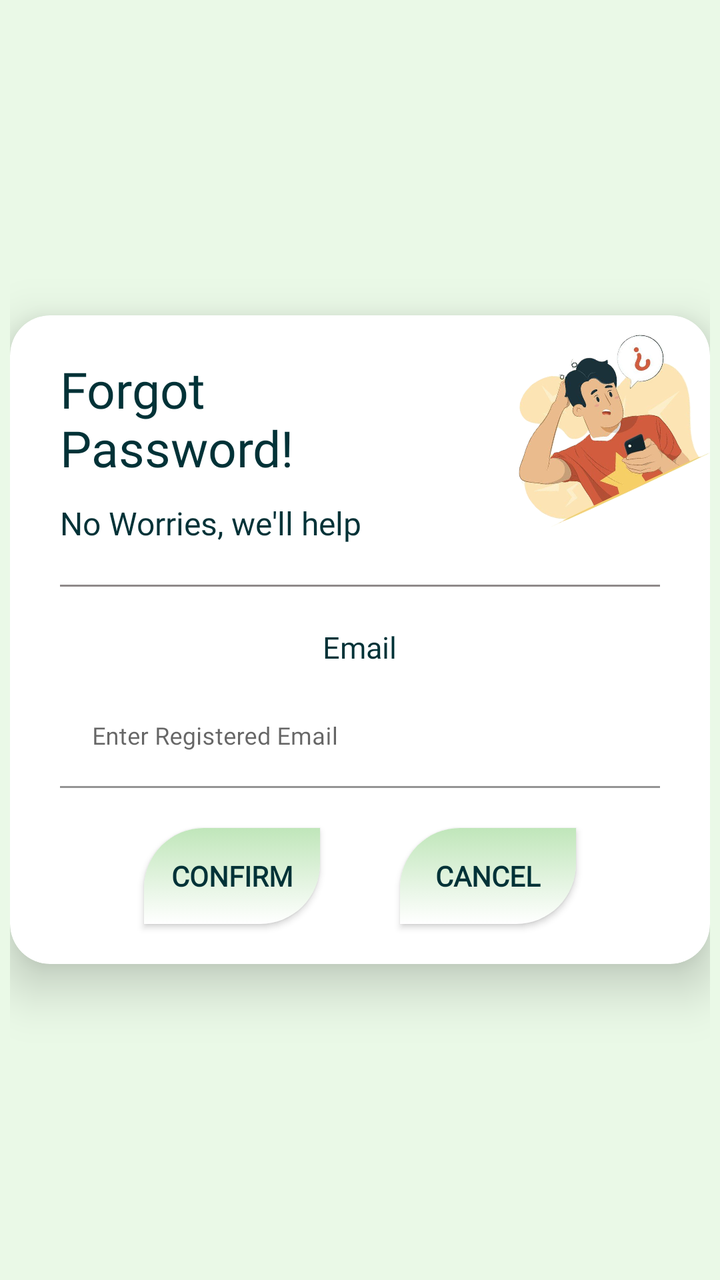
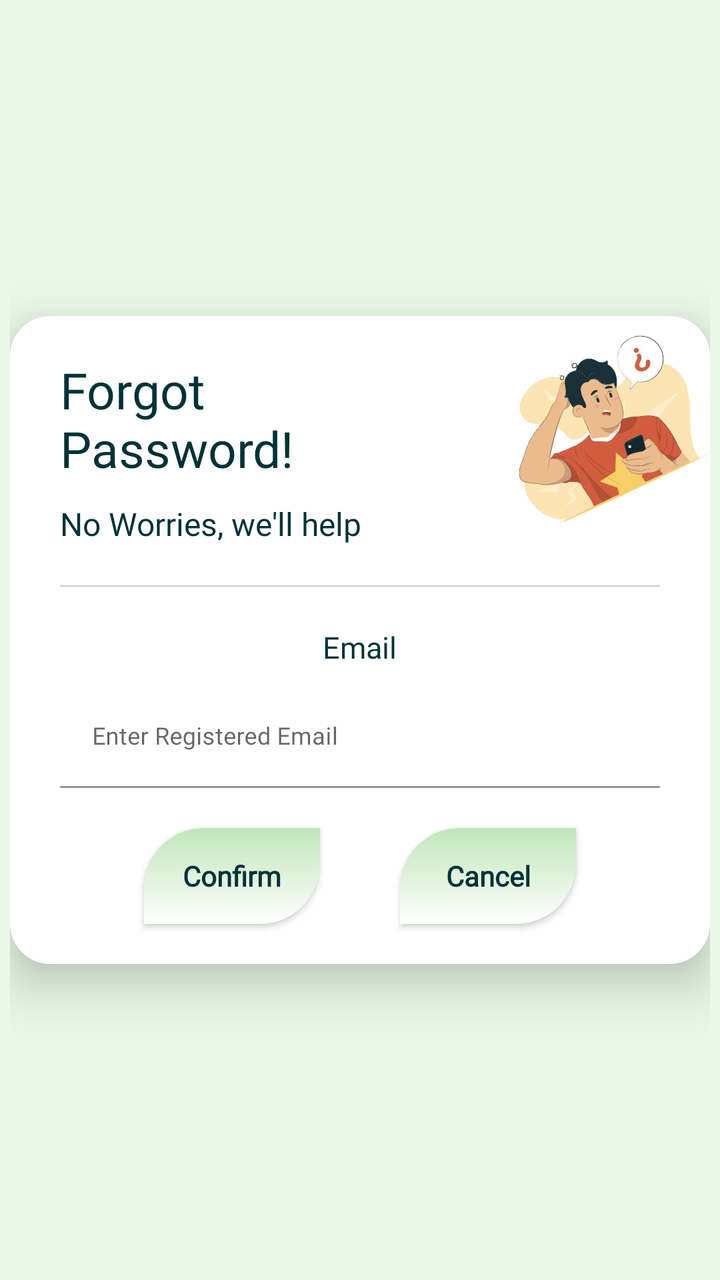

The first picture is an Android layout as it rendered before a commit; the second is the same layout after the commit. The layout source and the unified diff follow.
<!-- AndroidManifest.xml: application theme Theme.UniGo -->
<!-- res/layout/reset_dialog.xml -->
<?xml version="1.0" encoding="utf-8"?>
<ScrollView xmlns:android="http://schemas.android.com/apk/res/android"
    xmlns:app="http://schemas.android.com/apk/res-auto"
    android:layout_width="match_parent"
    android:layout_height="match_parent"
    android:fillViewport="true"
    android:fitsSystemWindows="false">

    <LinearLayout
        android:layout_width="match_parent"
        android:layout_height="wrap_content"
        android:gravity="center"
        android:orientation="vertical"
        android:padding="5dp">

        <androidx.cardview.widget.CardView
            android:layout_width="match_parent"
            android:layout_height="wrap_content"
            app:cardCornerRadius="20dp"
            app:cardElevation="15dp"
            >

            <RelativeLayout
                android:layout_width="match_parent"
                android:layout_height="match_parent"
                >

                <TextView
                    android:id="@+id/forgottxt"
                    android:layout_width="wrap_content"
                    android:layout_height="wrap_content"
                    android:text="Forgot\nPassword!"
                    android:textColor="@color/text_primary"
                    android:textSize="25sp"
                    android:layout_marginStart="25sp"
                    android:layout_marginTop="20dp"
                    android:fontFamily="@font/lexend"
                    />
                <TextView
                    android:id="@+id/subtxt"
                    android:layout_width="wrap_content"
                    android:layout_height="wrap_content"
                    android:layout_below="@id/forgottxt"
                    android:layout_marginVertical="10dp"
                    android:layout_marginStart="25dp"
                    android:fontFamily="@font/lexend"
                    android:text="No Worries, we'll help"
                    android:textColor="@color/text_primary"
                    android:textSize="16sp" />


                <ImageView
                    android:layout_width="110dp"
                    android:layout_height="110dp"
                    android:src="@drawable/forgot"
                    android:layout_alignParentEnd="true"
                    android:rotation="-25"
                    />

                <View
                    android:id="@+id/div1"
                    android:layout_width="match_parent"
                    android:layout_height="1dp"
                    android:layout_below="@id/subtxt"
                    android:layout_marginStart="25dp"
                    android:layout_marginTop="10dp"
                    android:layout_marginEnd="25dp"
                    android:background="@color/gray" />

                <TextView
                    android:id="@+id/EnterEmail"
                    android:layout_width="wrap_content"
                    android:layout_height="wrap_content"
                    android:layout_below="@id/div1"
                    android:layout_centerHorizontal="true"
                    android:layout_marginTop="20dp"
                    android:fontFamily="@font/lexend"
                    android:text="@string/FormEmail"
                    android:textColor="@color/text_primary"
                    android:textSize="15sp" />
                <com.google.android.material.textfield.TextInputLayout
                    android:id="@+id/emailLayout"
                    android:layout_width="match_parent"
                    android:layout_height="wrap_content"
                    android:layout_below="@id/EnterEmail"
                    android:layout_marginStart="25sp"
                    android:layout_marginTop="10dp"
                    android:layout_marginEnd="25sp"
                    android:hint="Enter Registered Email">

                    <com.google.android.material.textfield.TextInputEditText
                        android:id="@+id/emailtxt"
                        android:layout_width="match_parent"
                        android:layout_height="wrap_content"
                        android:background="@color/white"
                        android:fontFamily="@font/lexend"
                        android:inputType="textEmailAddress"
                        android:textSize="12sp"
                        android:backgroundTint="@color/cardview_light_background"/>
                </com.google.android.material.textfield.TextInputLayout>

                <LinearLayout
                    android:id="@+id/ll"
                    android:layout_width="match_parent"
                    android:layout_height="wrap_content"
                    android:gravity="center"
                    android:orientation="horizontal"
                    android:layout_below="@id/emailLayout"
                    android:layout_marginTop="10dp"
                    android:layout_marginBottom="10dp">

                    <androidx.appcompat.widget.AppCompatButton
                        android:id="@+id/confirmBtn"
                        android:layout_width="wrap_content"
                        android:layout_height="wrap_content"
                        android:layout_marginEnd="20dp"
                        android:gravity="center"
                        android:text="Confirm"
                        android:elevation="10dp"
                        android:textStyle="bold"
                        android:background="@drawable/custom_btn"
                        android:layout_marginBottom="10dp"
                        android:layout_marginTop="10dp"
                        />

                    <androidx.appcompat.widget.AppCompatButton
                        android:id="@+id/cancelBtn"
                        android:layout_width="wrap_content"
                        android:layout_height="wrap_content"
                        android:layout_marginStart="20dp"
                        android:gravity="center"
                        android:text="Cancel"
                        android:elevation="10dp"
                        android:textStyle="bold"
                        android:background="@drawable/custom_btn"
                        android:layout_marginBottom="10dp"
                        android:layout_marginTop="10dp"
                        />
                </LinearLayout>
                <ProgressBar
                    android:id="@+id/Progress"
                    android:layout_width="40dp"
                    android:layout_height="40dp"
                    android:layout_marginTop="16dp"
                    android:visibility="gone"
                    android:indeterminateDrawable="@drawable/progressbar"
                    android:layout_centerInParent="true"
                    />
            </RelativeLayout>
        </androidx.cardview.widget.CardView>


    </LinearLayout>

</ScrollView>
<!-- resources referenced by this layout -->
<resources>
  <color name="gray">#8E8989</color>
  <color name="text_primary">#013237</color>
  <color name="white">#ffffff</color>
  <!-- drawable custom_btn (drawable) -->
  <?xml version="1.0" encoding="utf-8"?>
  <selector xmlns:android="http://schemas.android.com/apk/res/android">
      <item>
          <shape android:shape="rectangle">
              <solid android:color="@color/mint_soft"/>
              <corners android:topLeftRadius="30dp"
                  android:bottomRightRadius="30dp"
                  />
              <gradient android:type="linear"
                  android:startColor="@color/white"
                  android:endColor="@color/mint_soft"
                  android:angle="90"
                  />
          </shape>
      </item>
  </selector>
  <!-- drawable forgot: png bitmap (drawable, 237597 bytes) -->
  <!-- drawable progressbar (drawable) -->
  <?xml version="1.0" encoding="utf-8"?>
  <rotate xmlns:android="http://schemas.android.com/apk/res/android"
      android:fromDegrees="0"
      android:toDegrees="360"
      android:pivotX="50%"
      android:pivotY="50%">
  
      <shape
          android:shape="ring"
          android:useLevel="false"
          android:innerRadiusRatio="4"
          android:thickness="4dp">
  
          <gradient
              android:type="sweep"
              android:startColor="#EAF9E7"
              android:centerColor="#4CA771"
              android:endColor="#013237"
              android:useLevel="false"/>
  
      </shape>
  </rotate>
  <string name="FormEmail">Email</string>
  <style name="Theme.UniGo" parent="Theme.MaterialComponents.Light.NoActionBar">
  
          
          <item name="colorPrimary">@color/mint_primary</item>
          <item name="colorPrimaryVariant">@color/mint_dark</item>
          <item name="colorOnPrimary">@color/mint_light</item>
  
          
          <item name="android:windowBackground">@color/mint_light</item>
          <item name="colorSurface">@color/mint_soft</item>
  
          <item name="appBackground">@color/mint_light</item>
          <item name="appSurface">@color/mint_soft</item>
  
          
          <item name="android:textColorPrimary">@color/text_primary</item>
          <item name="fontFamily">@font/lexend</item>
  
          
          <item name="android:statusBarColor">@color/mint_dark</item>
          <item name="android:windowLightStatusBar">true</item>
  
      </style>
  <color name="mint_soft">#C0E6BA</color>
  <color name="mint_primary">#4CA771</color>
  <color name="mint_dark">#013237</color>
  <color name="mint_light">#EAF9E7</color>
</resources>

<!-- the commit's change to res/layout/reset_dialog.xml (unified diff, before → after) -->
@@ -60,12 +60,12 @@
                 <View
                     android:id="@+id/div1"
                     android:layout_width="match_parent"
-                    android:layout_height="1dp"
+                    android:layout_height="0.6dp"
                     android:layout_below="@id/subtxt"
                     android:layout_marginStart="25dp"
                     android:layout_marginTop="10dp"
                     android:layout_marginEnd="25dp"
-                    android:background="@color/gray" />
+                    android:background="@color/view" />
 
                 <TextView
                     android:id="@+id/EnterEmail"
@@ -117,6 +117,7 @@
                         android:gravity="center"
                         android:text="Confirm"
                         android:elevation="10dp"
+                        android:textAllCaps="false"
                         android:textStyle="bold"
                         android:background="@drawable/custom_btn"
                         android:layout_marginBottom="10dp"
@@ -128,6 +129,7 @@
                         android:layout_width="wrap_content"
                         android:layout_height="wrap_content"
                         android:layout_marginStart="20dp"
+                        android:textAllCaps="false"
                         android:gravity="center"
                         android:text="Cancel"
                         android:elevation="10dp"
<!-- resource entries referenced after the edit -->
@@ -1,7 +1,7 @@
 <!-- resources referenced by this layout -->
 <resources>
-  <color name="gray">#8E8989</color>
   <color name="text_primary">#013237</color>
+  <color name="view">#33000000</color>
   <color name="white">#ffffff</color>
   <!-- drawable custom_btn (drawable) -->
   <?xml version="1.0" encoding="utf-8"?>
